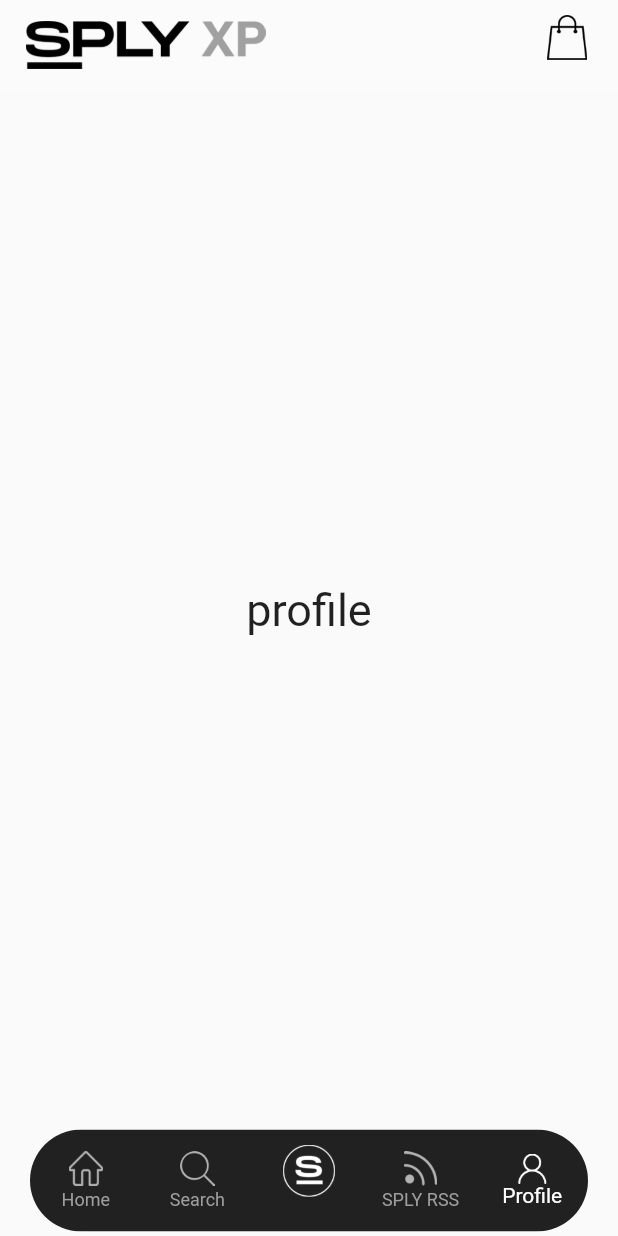
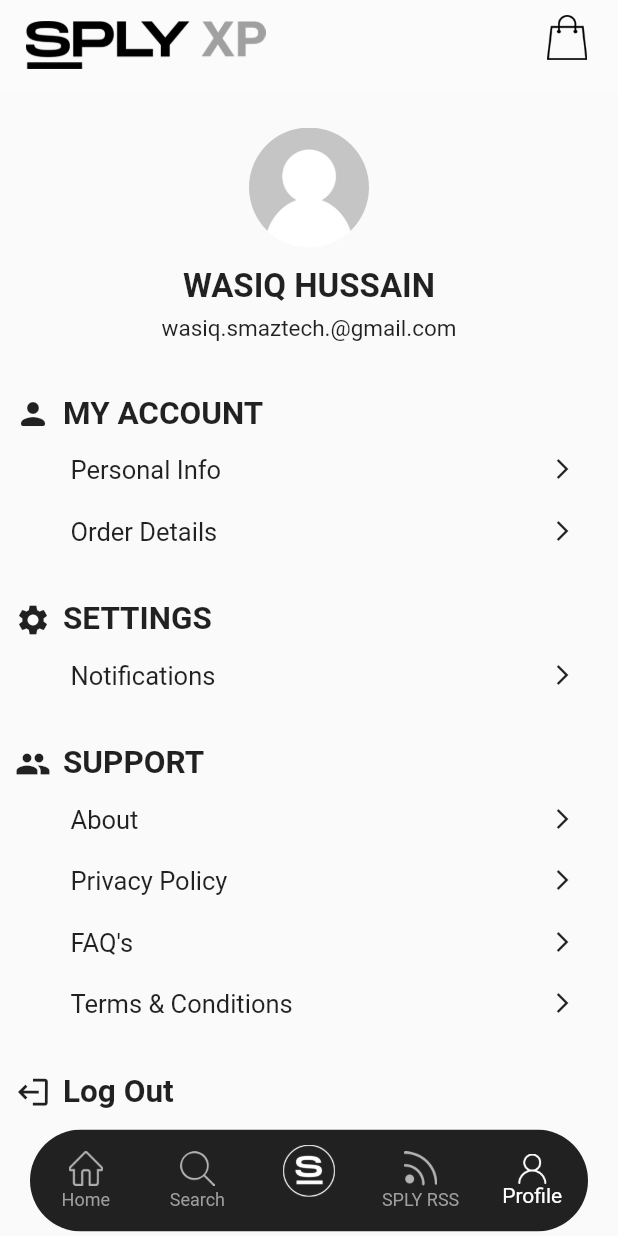
Before and after one commit to ZohaibAlvi98/appFrontend, a Flutter app: the screen it shows after launch, item 5 of the bottom bar chosen, on a phone screen of 412 x 824 dp. Run offline on Flutter 3.47's test engine with Material 2 defaults, Android fonts, the phone set to English and light mode, and no system bars; our stand-ins replace carousel_slider, chewie, image_picker, video_player; missing offline and left inert: dart:ffi.

Commit message:
added profile page

```diff
--- a/lib/views/profile.dart
+++ b/lib/views/profile.dart
@@ -6,10 +6,144 @@ class Profile extends StatefulWidget {
 }
 
 class _ProfileState extends State<Profile> {
+  List accHeading = ['Personal Info', 'Order Details'];
+  List settingsHeading = ['Notifications'];
+  List supportHeading = [
+    'About',
+    'Privacy Policy',
+    'FAQ\'s',
+    'Terms & Conditions'
+  ];
+
   @override
   Widget build(BuildContext context) {
-    return Container(
-      child: Center(child: Text('profile', style: TextStyle(fontSize: 30))),
+    double width = MediaQuery.of(context).size.width;
+    return SingleChildScrollView(
+      child: Column(
+        children: [
+          Container(
+            margin: EdgeInsets.symmetric(vertical: 25),
+            child: Column(
+              children: [
+                Center(
+                  child: CircleAvatar(
+                    radius: 40.0,
+                    backgroundImage:
+                        AssetImage('assets/images/profile/profileDemo.png'),
+                    backgroundColor: Colors.transparent,
+                  ),
+                ),
+                Center(
+                  heightFactor: 2,
+                  child: Text(
+                    'WASIQ HUSSAIN',
+                    style: TextStyle(fontSize: 22, fontWeight: FontWeight.w600),
+                  ),
+                ),
+                Center(
+                  heightFactor: 0.2,
+                  child: Text(
+                    'wasiq.smaztech.@gmail.com',
+                    style: TextStyle(fontSize: 15, fontWeight: FontWeight.w400),
+                  ),
+                ),
+              ],
+            ),
+          ),
+          Column(
+            children: [
+              mainHeading('MY ACCOUNT', Icon(Icons.person_rounded)),
+              list(width, accHeading, 2),
+              mainHeading('SETTINGS', Icon(Icons.settings)),
+              list(width, settingsHeading, 1),
+              mainHeading('SUPPORT', Icon(Icons.people)),
+              list(width, supportHeading, 4),
+              mainHeading(
+                  'Log Out',
+                  Transform.rotate(
+                      angle: -12.54 / 4, child: Icon(Icons.logout))),
+              SizedBox(
+                height: 30,
+              )
+            ],
+          )
+        ],
+      ),
     );
   }
 }
+
+Widget mainHeading(text, Widget img) {
+  return Padding(
+    padding: const EdgeInsets.only(left: 10.0, top: 18),
+    child: Align(
+      alignment: Alignment.centerLeft,
+      child: Row(
+        children: [
+          img,
+          //  Icon(Icons.person_rounded),
+          Padding(
+            padding: const EdgeInsets.only(left: 8.0),
+            child: Text(text,
+                style: TextStyle(fontSize: 21, fontWeight: FontWeight.w600)),
+          ),
+        ],
+      ),
+    ),
+  );
+}
+
+Widget list(width, heading, length) {
+  return ListView.builder(
+      shrinkWrap: true,
+      scrollDirection: Axis.vertical,
+      physics: NeverScrollableScrollPhysics(),
+      // shrinkWrap: true,
+      itemCount: length,
+      padding: EdgeInsets.only(right: 0.0, left: 7, top: 12),
+      itemBuilder: (context, index) {
+        return Padding(
+          padding: const EdgeInsets.fromLTRB(5.0, 3, 5, 3),
+          child: InkWell(
+            onTap: () {
+              // _navigatorPage(heading[index]);
+            },
+            child: Column(
+              crossAxisAlignment: CrossAxisAlignment.start,
+              children: [
+                Row(children: [
+                  Padding(
+                    padding: EdgeInsets.only(left: 35),
+                    child: Stack(
+                      children: [
+                        Text(
+                          heading[index],
+                          style: TextStyle(
+                              fontSize: width < 400 ? 15 : 17,
+                              fontWeight: FontWeight.w400),
+                        ),
+                        Padding(
+                          padding: width < 400
+                              ? EdgeInsets.only(left: 280, top: 3)
+                              : EdgeInsets.only(left: 320, top: 1.2),
+                          child: Icon(
+                            Icons.arrow_forward_ios,
+                            size: 16,
+                          ),
+                        )
+                      ],
+                    ),
+                  ),
+                ]),
+                Padding(
+                  padding: EdgeInsets.only(top: 15),
+                  // child: new Divider(
+                  //   color: Colors.grey[500],
+                  // ),
+                ),
+              ],
+            ),
+          ),
+        );
+      });
+}
--- a/pubspec.yaml
+++ b/pubspec.yaml
@@ -59,6 +59,8 @@ flutter:
     - assets/images/chatList/
     - assets/images/productDetail/
     - assets/images/chatDetail/
+    - assets/images/profile/
+
 
 
   # To add assets to your application, add an assets section, like this:
```
Also changed, not shown: assets/images/profile/myAccount.png (added), assets/images/profile/myAccount2.png (added), assets/images/profile/profileDemo.png (added).
